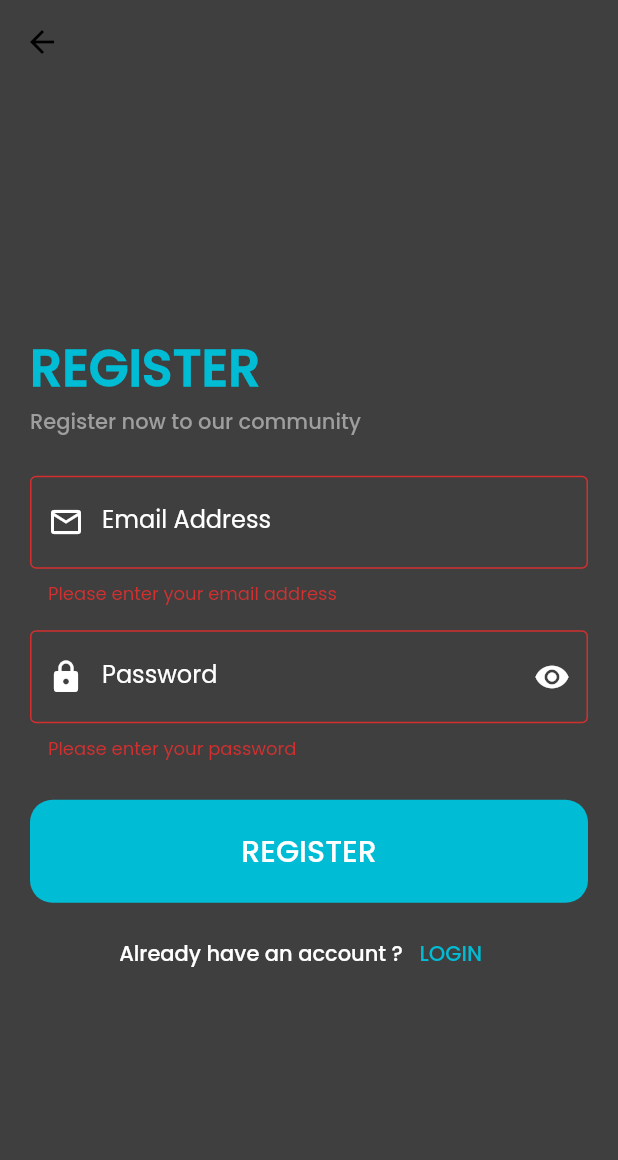
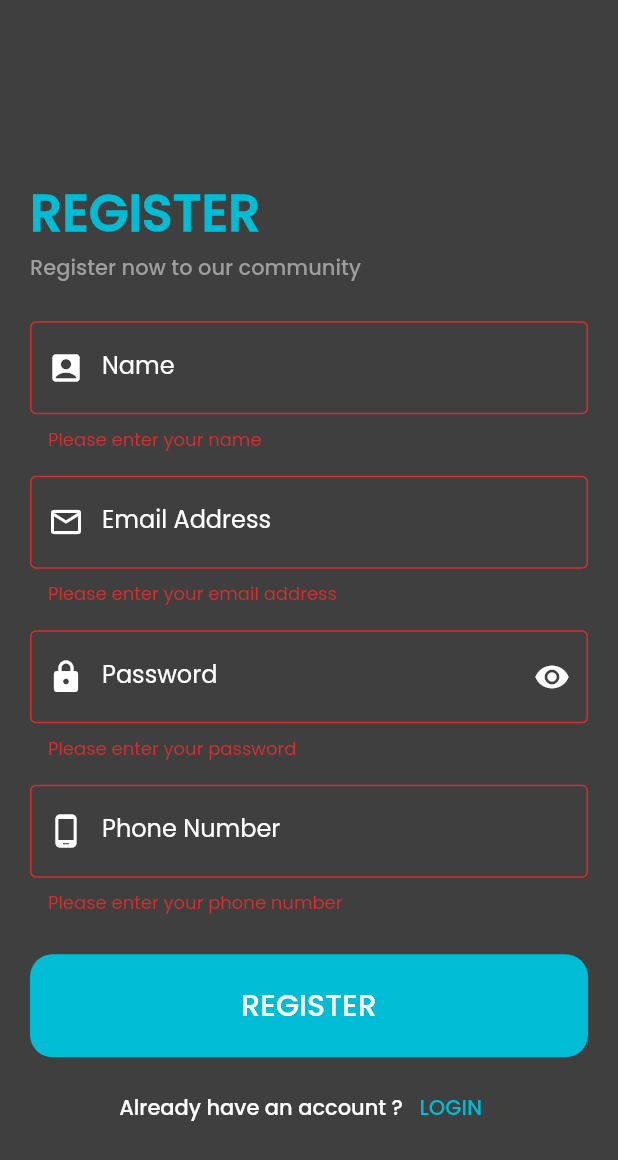
Before and after one commit to Omar99323/Store-app, a Flutter app: the RegisterPage screen opened by its route, after a tap on "REGISTER", on a phone screen of 412 x 824 dp. Shown: the top 1160 px of the screen. Run offline on Flutter 3.47's test engine with Material 2 defaults, Android fonts, the phone set to English and light mode, and no system bars; our stand-ins replace bloc, flutter_bloc, shared_preferences, smooth_page_indicator; accounts and stored records are empty.

```diff
--- a/lib/cubits/app_cubit/whole_app_cubit.dart
+++ b/lib/cubits/app_cubit/whole_app_cubit.dart
@@ -22,11 +22,11 @@ class WholeAppCubit extends Cubit<WholeAppStates> {
   notFirstTime({bool? shared}) {
     if (shared != null) {
       firsttime = shared;
-      emit(WholeAppModeChange());
+      emit(WholeAppFirstScreenChange());
     } else {
       firsttime = false;
       CacheHelper.setData(key: 'firsttime', value: firsttime)
-          .then((value) => emit(WholeAppModeChange()));
+          .then((value) => emit(WholeAppFirstScreenChange()));
     }
   }
 }
--- a/lib/cubits/app_cubit/whole_app_state.dart
+++ b/lib/cubits/app_cubit/whole_app_state.dart
@@ -3,3 +3,5 @@ abstract class WholeAppStates {}
 class WholeAppInitial extends WholeAppStates {}
 
 class WholeAppModeChange extends WholeAppStates {}
+
+class WholeAppFirstScreenChange extends WholeAppStates {}
--- a/lib/cubits/login_cubit/login_cubit.dart
+++ b/lib/cubits/login_cubit/login_cubit.dart
@@ -2,6 +2,7 @@ import 'package:bloc/bloc.dart';
 import 'package:flutter/material.dart';
 import 'package:store_app/cubits/login_cubit/login_state.dart';
 import 'package:store_app/helpers/api.dart';
+import 'package:store_app/helpers/cache_helper.dart';
 import 'package:store_app/models/login_model.dart';
 
 class LogInCubit extends Cubit<LogInStates> {
@@ -26,7 +27,10 @@ class LogInCubit extends Cubit<LogInStates> {
     ).then((value) {
       LoginResponseModel loginData = LoginResponseModel.fromjson(value);
       if (loginData.status == true) {
-        emit(LogInSuccessState(loginData.message));
+        CacheHelper.setData(key: 'token', value: loginData.data!.token)
+            .then((value) {
+          emit(LogInSuccessState(loginData.message));
+        });
       } else {
         emit(LogInErrorState(loginData.message));
       }
--- a/lib/helpers/cache_helper.dart
+++ b/lib/helpers/cache_helper.dart
@@ -23,10 +23,10 @@ class CacheHelper {
     }
   }
 
-  static bool? getBool({
+  static dynamic getData({
     required String key,
   }) {
-    return prefs!.getBool(key);
+    return prefs!.get(key);
   }
 
   static Future<bool> deleteData({
--- a/lib/models/login_model.dart
+++ b/lib/models/login_model.dart
@@ -1,7 +1,7 @@
 class LoginResponseModel {
   final bool status;
   final String message;
-  final dynamic data;
+  final LoginUserModel? data;
 
   LoginResponseModel({
     required this.status,
--- a/lib/pages/login.dart
+++ b/lib/pages/login.dart
@@ -28,7 +28,11 @@ class LogInPage extends StatelessWidget {
               state.succesMsg,
               Colors.green,
             ));
-            Navigator.pushNamed(context, HomePage.id);
+            Navigator.pushNamedAndRemoveUntil(
+              context,
+              HomePage.id,
+              (route) => false,
+            );
           } else if (state is LogInErrorState) {
             ScaffoldMessenger.of(context).showSnackBar(snackmessage(
               state.error,
--- a/lib/pages/register.dart
+++ b/lib/pages/register.dart
@@ -18,6 +18,8 @@ class RegisterPage extends StatelessWidget {
     var registerFormkey = GlobalKey<FormState>();
     var emailcontrol = TextEditingController();
     var passwordcontrol = TextEditingController();
+    var namecontrol = TextEditingController();
+    var phonecontrol = TextEditingController();
     return BlocProvider(
       create: (context) => RegisterCubit(),
       child: BlocConsumer<RegisterCubit, RegisterStates>(
@@ -39,7 +41,9 @@ class RegisterPage extends StatelessWidget {
           var appCubet = BlocProvider.of<WholeAppCubit>(context);
           var registerCbt = BlocProvider.of<RegisterCubit>(context);
           return Scaffold(
-            appBar: AppBar(),
+            appBar: AppBar(
+              automaticallyImplyLeading: false,
+            ),
             body: Center(
               child: SingleChildScrollView(
                 child: Padding(
@@ -67,6 +71,23 @@ class RegisterPage extends StatelessWidget {
                         ),
                         const SizedBox(
                           height: 25,
+                        ),
+                        CustomFormField(
+                          controler: namecontrol,
+                          starticon: Icons.account_box_rounded,
+                          label: 'Name',
+                          type: TextInputType.name,
+                          // ignore: body_might_complete_normally_nullable
+                          validator: (value) {
+                            if (value!.isEmpty) {
+                              return 'Please enter your name';
+                            }
+                          },
+                          isPassword: false,
+                          themecolor: appCubet.isdark ? white : dark,
+                        ),
+                        const SizedBox(
+                          height: 15,
                         ),
                         CustomFormField(
                           controler: emailcontrol,
@@ -104,16 +125,33 @@ class RegisterPage extends StatelessWidget {
                           themecolor: appCubet.isdark ? white : dark,
                         ),
                         const SizedBox(
+                          height: 15,
+                        ),
+                        CustomFormField(
+                          controler: phonecontrol,
+                          starticon: Icons.phone_android,
+                          label: 'Phone Number',
+                          type: TextInputType.phone,
+                          // ignore: body_might_complete_normally_nullable
+                          validator: (value) {
+                            if (value!.isEmpty) {
+                              return 'Please enter your phone number';
+                            }
+                          },
+                          isPassword: false,
+                          themecolor: appCubet.isdark ? white : dark,
+                        ),
+                        const SizedBox(
                           height: 25,
                         ),
                         CustomButton(
                           onpress: () {
                             if (registerFormkey.currentState!.validate()) {
                               registerCbt.userRegister(
+                                name: namecontrol.text,
                                 email: emailcontrol.text,
                                 password: passwordcontrol.text,
-                                name: 'oar2',
-                                phone: '01010101010564846846',
+                                phone: phonecontrol.text,
                               );
                             }
                           },
```
Also changed, not shown: lib/main.dart (+20 -57 lines), lib/pages/home_page.dart (+13 -1 lines), lib/pages/onboarding_pages.dart (+3 -6 lines), lib/themes/themes.dart (added, +43 -0 lines).
